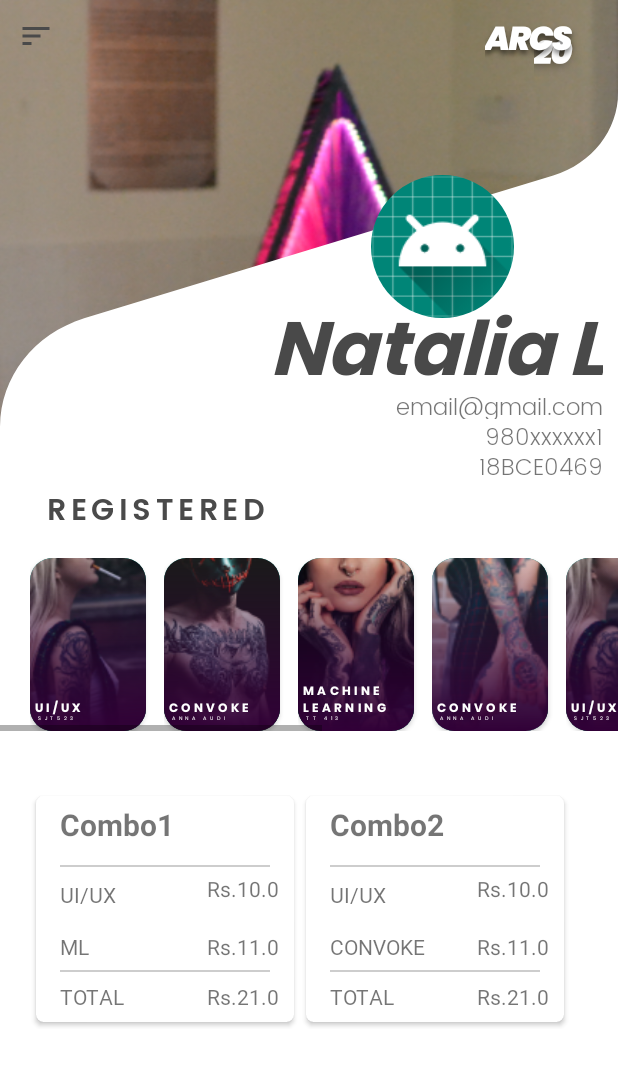
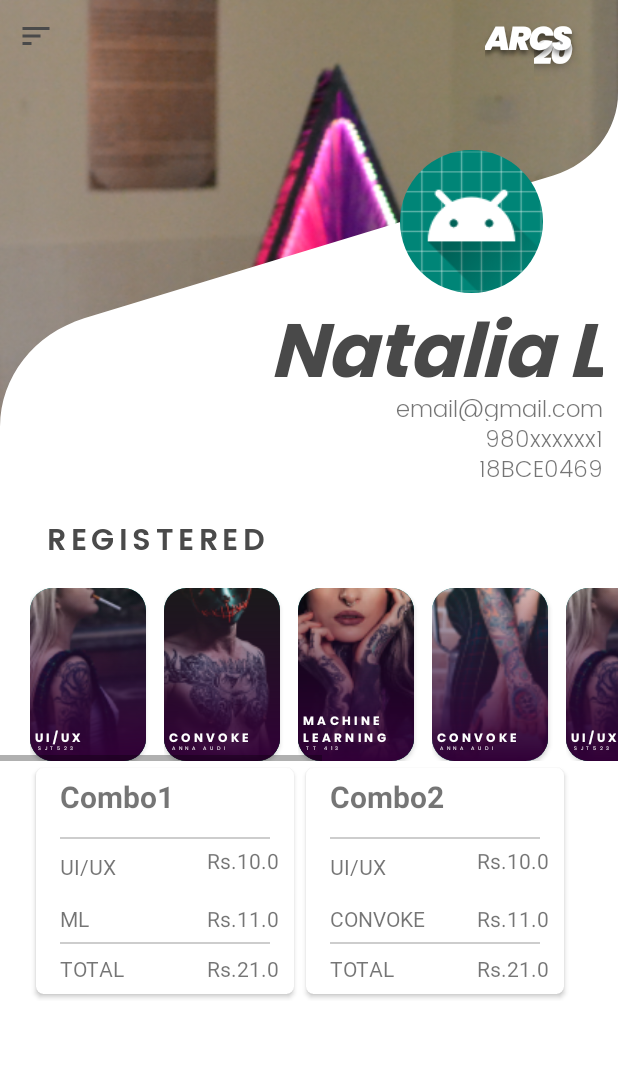
Before and after one commit to ayushroy64/Arcs20-3, an Android app: the fragment ProfileFragment placed in its activity, on a phone screen of 412 x 824 dp. Shown: the top 1066 px of the screen. Run offline under Robolectric (Android 15) with nearby library versions, the phone set to English and light mode, and no system bars; our stand-ins replace CircleImageView.

Commit message:
Fixed constraints

```diff
--- a/app/src/main/res/layout/fragment_profile.xml
+++ b/app/src/main/res/layout/fragment_profile.xml
@@ -43,14 +43,12 @@
         android:id="@+id/mask"
         android:layout_width="match_parent"
         android:layout_height="347dp"
-        android:background="@drawable/ic_mask"
+        android:src="@drawable/ic_mask"
+        android:scaleType="fitXY"
         android:rotation="180"
-        app:layout_constraintBottom_toBottomOf="parent"
         app:layout_constraintEnd_toEndOf="parent"
-        app:layout_constraintHorizontal_bias="0.0"
         app:layout_constraintStart_toStartOf="parent"
-        app:layout_constraintTop_toTopOf="@id/arcslogo"
-        app:layout_constraintVertical_bias="0.0" />
+        app:layout_constraintTop_toTopOf="@id/arcslogo" />
 
 
     <TextView
@@ -77,12 +75,11 @@
         android:layout_width="95dp"
         android:layout_height="95dp"
         android:src="@mipmap/ic_launcher"
-        app:layout_constraintBottom_toBottomOf="parent"
+        android:layout_marginEnd="50dp"
+        android:layout_marginRight="50dp"
+        android:layout_marginTop="100dp"
         app:layout_constraintEnd_toEndOf="@id/mask"
-        app:layout_constraintHorizontal_bias="0.78"
-        app:layout_constraintStart_toStartOf="@id/mask"
-        app:layout_constraintTop_toTopOf="@id/mask"
-        app:layout_constraintVertical_bias="0.16000003" />
+        app:layout_constraintTop_toTopOf="@id/mask"/>
 
     <TextView
         android:id="@+id/Name_bold"
@@ -95,12 +92,10 @@
         android:textSize="50sp"
         android:textStyle="italic"
         app:fontFamily="@font/poppins_bold"
-        app:layout_constraintBottom_toBottomOf="parent"
         app:layout_constraintEnd_toEndOf="parent"
-        app:layout_constraintHorizontal_bias="0.37"
         app:layout_constraintStart_toStartOf="parent"
-        app:layout_constraintTop_toTopOf="@id/proffimg"
-        app:layout_constraintVertical_bias="0.12" />
+        app:layout_constraintTop_toBottomOf="@id/proffimg"
+        app:layout_constraintVertical_bias="0.2" />
 
     <TextView
         android:id="@+id/Name_small"
@@ -111,12 +106,9 @@
         android:text="email@gmail.com"
         android:textSize="15sp"
         app:fontFamily="@font/poppinslight"
-        app:layout_constraintBottom_toBottomOf="parent"
         app:layout_constraintEnd_toEndOf="parent"
-        app:layout_constraintHorizontal_bias="0.0"
         app:layout_constraintStart_toStartOf="parent"
-        app:layout_constraintTop_toBottomOf="@id/Name_bold"
-        app:layout_constraintVertical_bias="0.0" />
+        app:layout_constraintTop_toBottomOf="@id/Name_bold"/>
 
     <TextView
         android:id="@+id/phone"
@@ -127,12 +119,9 @@
         android:text="980xxxxxx1"
         android:textSize="15sp"
         app:fontFamily="@font/poppinslight"
-        app:layout_constraintBottom_toBottomOf="parent"
         app:layout_constraintEnd_toEndOf="parent"
-        app:layout_constraintHorizontal_bias="0.37"
         app:layout_constraintStart_toStartOf="parent"
-        app:layout_constraintTop_toBottomOf="@id/Name_small"
-        app:layout_constraintVertical_bias="0" />
+        app:layout_constraintTop_toBottomOf="@id/Name_small" />
 
     <TextView
         android:id="@+id/reg_no"
@@ -143,12 +132,9 @@
         android:text="18BCE0469"
         android:textSize="15sp"
         app:fontFamily="@font/poppinslight"
-        app:layout_constraintBottom_toBottomOf="parent"
         app:layout_constraintEnd_toEndOf="parent"
-        app:layout_constraintHorizontal_bias="0.37"
         app:layout_constraintStart_toStartOf="parent"
-        app:layout_constraintTop_toBottomOf="@id/phone"
-        app:layout_constraintVertical_bias="0" />
+        app:layout_constraintTop_toBottomOf="@id/phone"/>
 
     <TextView
         android:id="@+id/textView2"
@@ -166,7 +152,7 @@
         app:layout_constraintHorizontal_bias="0.1"
         app:layout_constraintStart_toStartOf="parent"
         app:layout_constraintTop_toBottomOf="@id/reg_no"
-        app:layout_constraintVertical_bias="0.01" />
+        app:layout_constraintVertical_bias="0.05" />
 
     <androidx.recyclerview.widget.RecyclerView
         android:id="@+id/recyclerview1"
@@ -175,15 +161,12 @@
         android:orientation="horizontal"
         android:scrollbarStyle="outsideOverlay"
         android:scrollbars="horizontal"
-        app:layout_constraintBottom_toBottomOf="parent"
         app:layout_constraintEnd_toEndOf="parent"
-        app:layout_constraintHorizontal_bias="0.05"
         app:layout_constraintStart_toStartOf="parent"
         app:layout_constraintTop_toBottomOf="@+id/recyclerview2"
         android:clipToPadding="false"
         android:paddingStart="20dp"
-        android:paddingEnd="20dp"
-        app:layout_constraintVertical_bias="0.22000003" />
+        android:paddingEnd="20dp" />
 
     <androidx.recyclerview.widget.RecyclerView
         android:id="@+id/recyclerview2"
```
